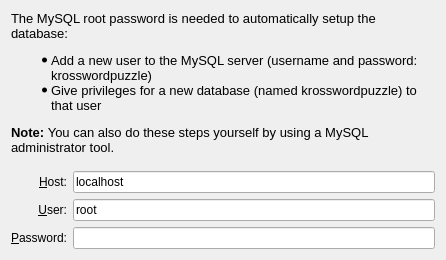
Before: the Qt Designer form src/database_connection.ui in zero804/krossword, drawn with Qt 5.
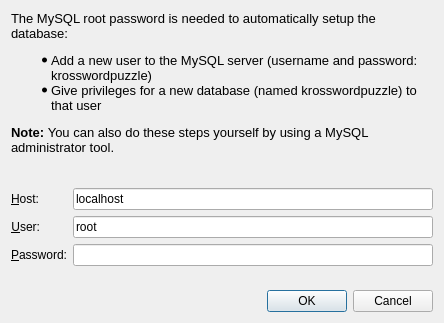
After: the same form once the commit is applied. Custom widgets are drawn as their Qt base class.

What changed in the file:
```diff
--- a/src/database_connection.ui
+++ b/src/database_connection.ui
@@ -1,20 +1,26 @@
 <?xml version="1.0" encoding="UTF-8"?>
 <ui version="4.0">
  <class>database_connection</class>
- <widget class="QWidget" name="database_connection">
+ <widget class="QDialog" name="database_connection">
   <property name="geometry">
    <rect>
     <x>0</x>
     <y>0</y>
-    <width>446</width>
-    <height>260</height>
+    <width>444</width>
+    <height>323</height>
    </rect>
   </property>
+  <property name="sizePolicy">
+   <sizepolicy hsizetype="MinimumExpanding" vsizetype="MinimumExpanding">
+    <horstretch>0</horstretch>
+    <verstretch>0</verstretch>
+   </sizepolicy>
+  </property>
   <property name="windowTitle">
    <string>Create Database</string>
   </property>
-  <layout class="QGridLayout" name="gridLayout">
-   <item row="0" column="0" colspan="2">
+  <layout class="QVBoxLayout" name="verticalLayout">
+   <item>
     <widget class="QLabel" name="lblInfo">
      <property name="sizePolicy">
       <sizepolicy hsizetype="Preferred" vsizetype="Preferred">
@@ -38,7 +44,9 @@
      </property>
     </widget>
    </item>
-   <item row="1" column="0">
+   <item>
+    <layout class="QFormLayout" name="formLayout">
+     <item row="0" column="0">
     <widget class="QLabel" name="lblHost">
      <property name="text">
       <string>&amp;Host:</string>
@@ -51,7 +59,7 @@
      </property>
     </widget>
    </item>
-   <item row="1" column="1">
+     <item row="0" column="1">
     <widget class="KLineEdit" name="host">
      <property name="enabled">
       <bool>true</bool>
@@ -61,7 +69,7 @@
      </property>
     </widget>
    </item>
-   <item row="2" column="0">
+     <item row="1" column="0">
     <widget class="QLabel" name="lblUser">
      <property name="text">
       <string>&amp;User:</string>
@@ -74,14 +82,14 @@
      </property>
     </widget>
    </item>
-   <item row="2" column="1">
+     <item row="1" column="1">
     <widget class="KLineEdit" name="user">
      <property name="text">
       <string notr="true">root</string>
      </property>
     </widget>
    </item>
-   <item row="3" column="0">
+     <item row="2" column="0">
     <widget class="QLabel" name="lblPassword">
      <property name="text">
       <string>&amp;Password:</string>
@@ -94,7 +102,7 @@
      </property>
     </widget>
    </item>
-   <item row="3" column="1">
+     <item row="2" column="1">
     <widget class="KLineEdit" name="password">
      <property name="text">
       <string notr="true"/>
@@ -105,6 +113,15 @@
     </widget>
    </item>
   </layout>
+   </item>
+   <item>
+    <widget class="QDialogButtonBox" name="buttonBox">
+     <property name="standardButtons">
+      <set>QDialogButtonBox::Cancel|QDialogButtonBox::Ok</set>
+     </property>
+    </widget>
+   </item>
+  </layout>
  </widget>
  <customwidgets>
   <customwidget>
```
Left out of the diff: 35 changed lines with no effect on the pictures. Lines whose indentation alone changed are shown as unchanged.
